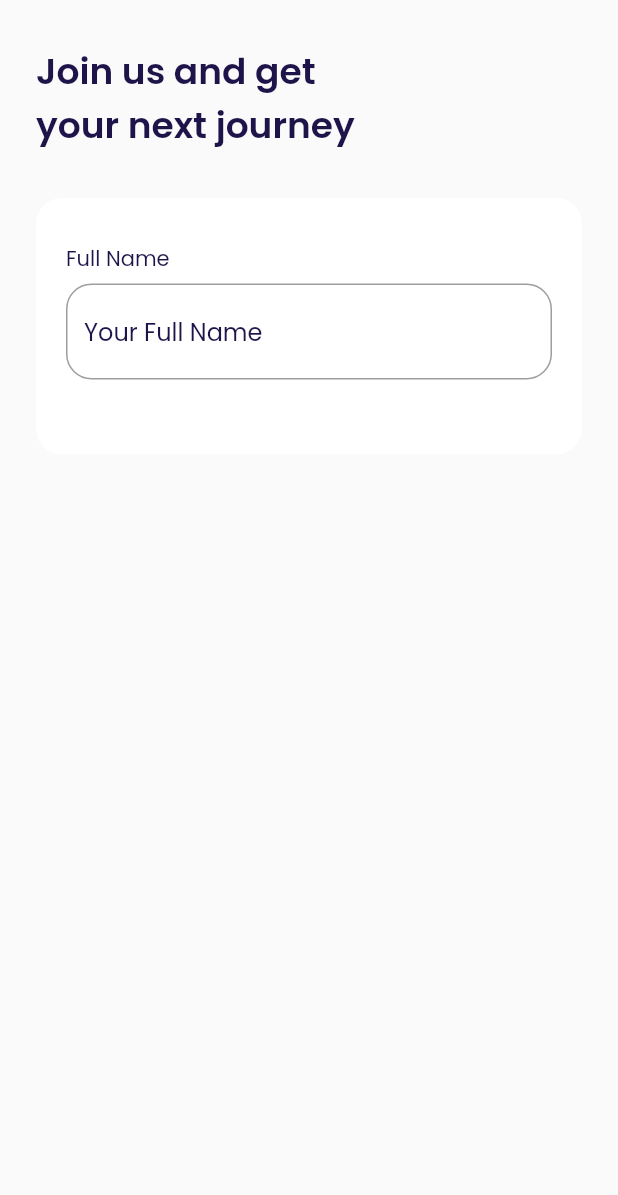
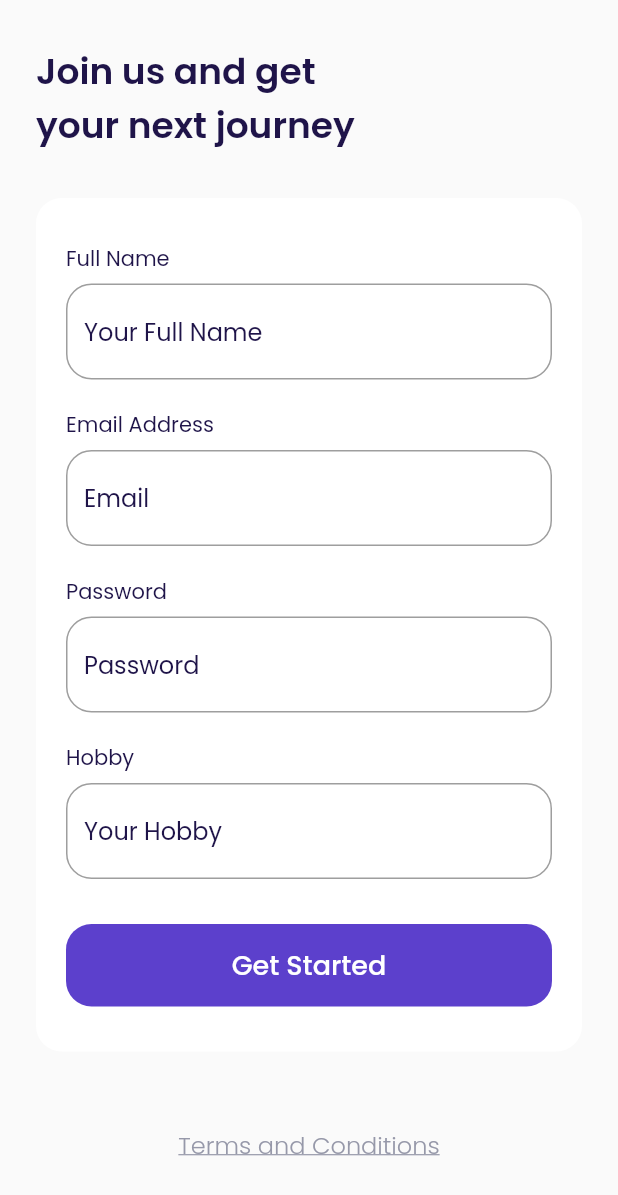
Before and after one commit to AlvinSanudharma/airplane, a Flutter app: the SignUpPage screen opened by its route, on a phone screen of 412 x 824 dp. Shown: the top 1195 px of the screen. Run offline on Flutter 3.47's test engine with Material 2 defaults, Android fonts, the phone set to English and light mode, and no system bars; our stand-ins replace google_fonts.

Commit message:
Slicing Sign Up - Input Section 2.5

```diff
--- a/lib/ui/pages/sign_up_page.dart
+++ b/lib/ui/pages/sign_up_page.dart
@@ -17,7 +17,7 @@ class SignUpPage extends StatelessWidget {
     }
 
     Widget inputSection() {
-      Widget emailInput() {
+      Widget fullNameInput() {
         return Container(
           margin: EdgeInsets.only(bottom: 20),
           child: Column(
@@ -49,6 +49,121 @@ class SignUpPage extends StatelessWidget {
         );
       }
 
+      Widget emailInput() {
+        return Container(
+          margin: EdgeInsets.only(bottom: 20),
+          child: Column(
+            crossAxisAlignment: CrossAxisAlignment.start,
+            children: [
+              Text(
+                'Email Address',
+                style:
+                    blackTextStyle.copyWith(fontSize: 14, fontWeight: regular),
+              ),
+              SizedBox(
+                height: 6,
+              ),
+              TextFormField(
+                cursorColor: kPrimaryColor,
+                decoration: InputDecoration(
+                  hintText: 'Email',
+                  hintStyle: blackTextStyle.copyWith(
+                      fontSize: 16, fontWeight: regular),
+                  border: OutlineInputBorder(
+                      borderRadius: BorderRadius.circular(defaultRadius)),
+                  focusedBorder: OutlineInputBorder(
+                      borderRadius: BorderRadius.circular(defaultRadius),
+                      borderSide: BorderSide(color: kPrimaryColor)),
+                ),
+              )
+            ],
+          ),
+        );
+      }
+
+      Widget passwordInput() {
+        return Container(
+          margin: EdgeInsets.only(bottom: 20),
+          child: Column(
+            crossAxisAlignment: CrossAxisAlignment.start,
+            children: [
+              Text(
+                'Password',
+                style:
+                    blackTextStyle.copyWith(fontSize: 14, fontWeight: regular),
+              ),
+              SizedBox(
+                height: 6,
+              ),
+              TextFormField(
+                cursorColor: kPrimaryColor,
+                decoration: InputDecoration(
+                  hintText: 'Password',
+                  hintStyle: blackTextStyle.copyWith(
+                      fontSize: 16, fontWeight: regular),
+                  border: OutlineInputBorder(
+                      borderRadius: BorderRadius.circular(defaultRadius)),
+                  focusedBorder: OutlineInputBorder(
+                      borderRadius: BorderRadius.circular(defaultRadius),
+                      borderSide: BorderSide(color: kPrimaryColor)),
+                ),
+                obscureText: true,
+              )
+            ],
+          ),
+        );
+      }
+
+      Widget hobbyInput() {
+        return Container(
+          margin: EdgeInsets.only(bottom: 30),
+          child: Column(
+            crossAxisAlignment: CrossAxisAlignment.start,
+            children: [
+              Text(
+                'Hobby',
+                style:
+                    blackTextStyle.copyWith(fontSize: 14, fontWeight: regular),
+              ),
+              SizedBox(
+                height: 6,
+              ),
+              TextFormField(
+                cursorColor: kPrimaryColor,
+                decoration: InputDecoration(
+                  hintText: 'Your Hobby',
+                  hintStyle: blackTextStyle.copyWith(
+                      fontSize: 16, fontWeight: regular),
+                  border: OutlineInputBorder(
+                      borderRadius: BorderRadius.circular(defaultRadius)),
+                  focusedBorder: OutlineInputBorder(
+                      borderRadius: BorderRadius.circular(defaultRadius),
+                      borderSide: BorderSide(color: kPrimaryColor)),
+                ),
+              )
+            ],
+          ),
+        );
+      }
+
+      Widget submitButton() {
+        return Container(
+          width: double.infinity,
+          height: 55,
+          child: TextButton(
+            style: TextButton.styleFrom(
+                backgroundColor: kPrimaryColor,
+                shape: RoundedRectangleBorder(
+                    borderRadius: BorderRadius.circular(defaultRadius))),
+            onPressed: (() => {}),
+            child: Text(
+              'Get Started',
+              style: whiteTextStyle.copyWith(fontSize: 18, fontWeight: medium),
+            ),
+          ),
+        );
+      }
+
       return Container(
         margin: EdgeInsets.only(top: 30),
         padding: EdgeInsets.symmetric(horizontal: 20, vertical: 30),
@@ -56,7 +171,27 @@ class SignUpPage extends StatelessWidget {
             color: kWhiteColor,
             borderRadius: BorderRadius.circular(defaultRadius)),
         child: Column(
-          children: [emailInput()],
+          children: [
+            fullNameInput(),
+            emailInput(),
+            passwordInput(),
+            hobbyInput(),
+            submitButton()
+          ],
+        ),
+      );
+    }
+
+    Widget tacButton() {
+      return Container(
+        alignment: Alignment.center,
+        margin: EdgeInsets.only(top: 50, bottom: 73),
+        child: Text(
+          'Terms and Conditions',
+          style: greyTextStyle.copyWith(
+              fontSize: 16,
+              fontWeight: light,
+              decoration: TextDecoration.underline),
         ),
       );
     }
@@ -66,7 +201,7 @@ class SignUpPage extends StatelessWidget {
       body: SafeArea(
         child: ListView(
           padding: EdgeInsets.symmetric(horizontal: defaultMargin),
-          children: [title(), inputSection()],
+          children: [title(), inputSection(), tacButton()],
         ),
       ),
     );
```
